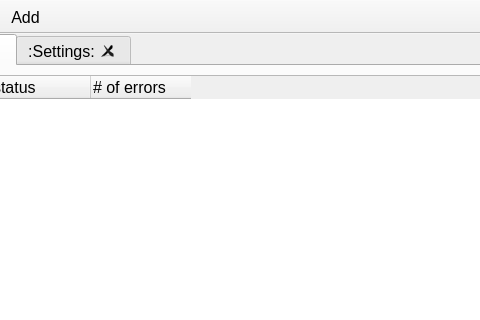
The window that src/mainwindow.ui (o-jill/kouets) describes before a commit, drawn with Qt 5; both pictures show x 121 to 601 and y 0 to 320 of the 800 by 600 pixel window.
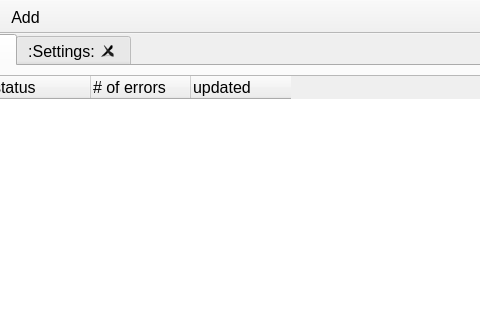
The same window after the commit. Icons and pictures are not drawn.

Commit message: add "updated" column in treewidget and put file's updated date-time.

What changed in the file:
```diff
--- a/src/mainwindow.ui
+++ b/src/mainwindow.ui
@@ -74,6 +74,11 @@
             <string># of errors</string>
            </property>
           </column>
+          <column>
+           <property name="text">
+            <string>updated</string>
+           </property>
+          </column>
          </widget>
         </item>
        </layout>
```
The commit also changes 2 other files.
